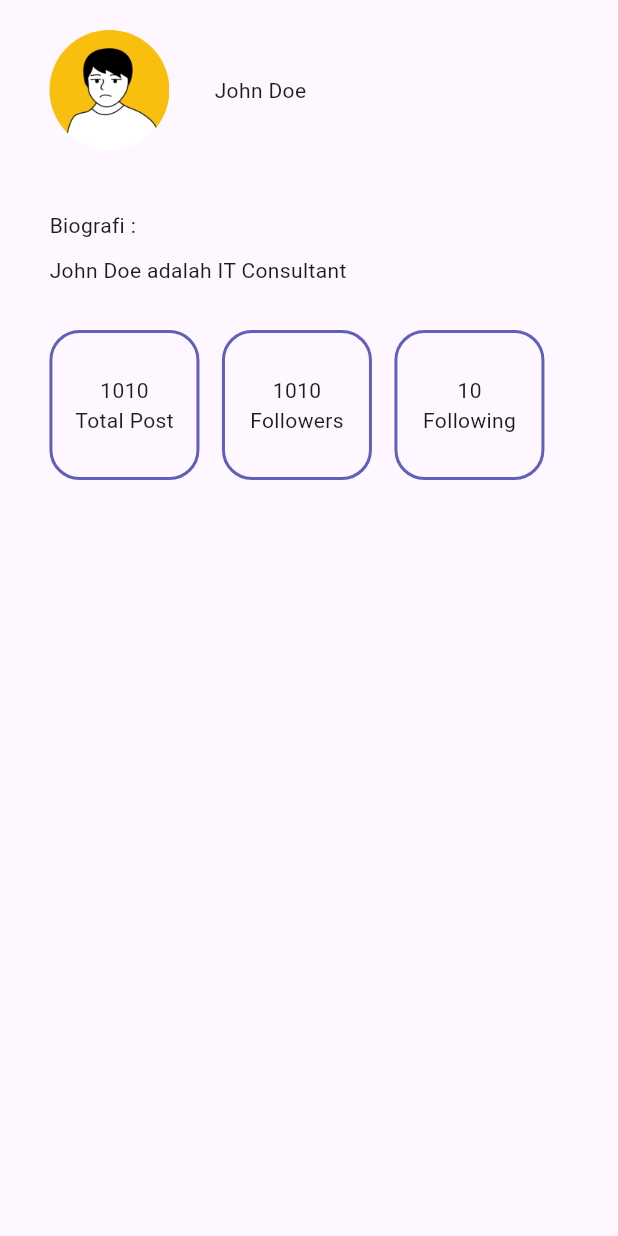
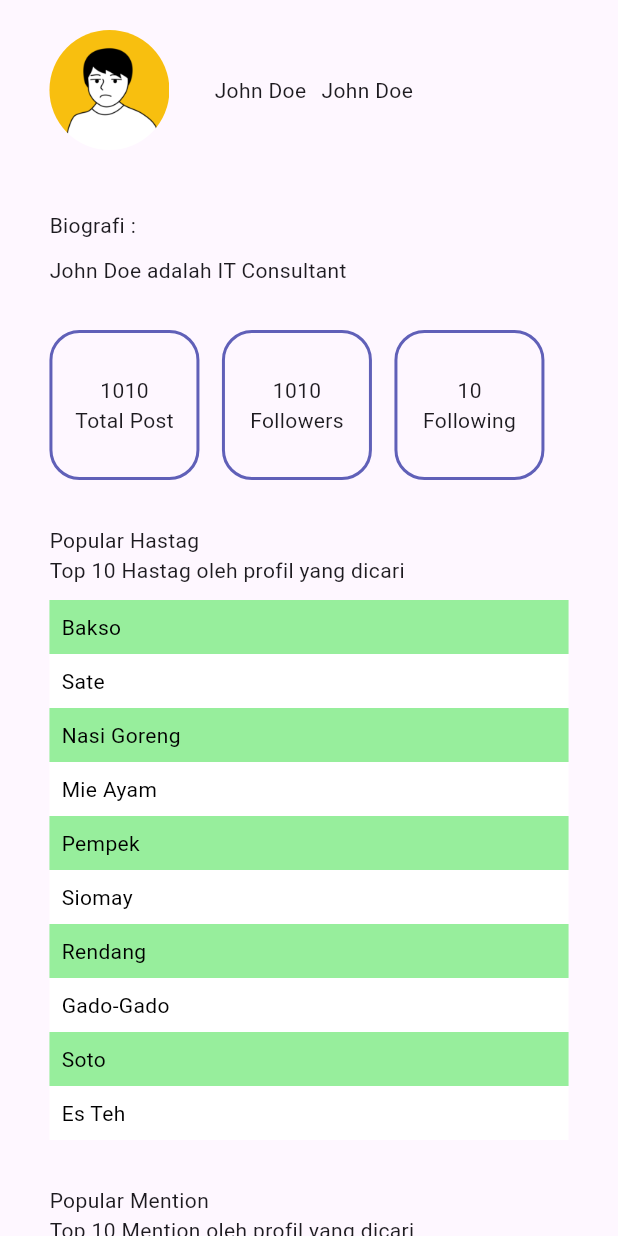
Before and after one commit to Gunzee00/icon-summary-app, a Flutter app: the SlideOne screen opened directly, on a phone screen of 412 x 824 dp. Run offline on Flutter 3.47's test engine with Material 3 defaults, Android fonts, the light colour scheme and no system bars.

Commit message:
adding popular hastga and popular mention table with dummy data

```diff
--- a/lib/styles/localColors.dart
+++ b/lib/styles/localColors.dart
@@ -11,4 +11,13 @@ class LocalColorsStyle{
     },
   );
 
+  static const int _lightGreenValue = 0xFF97EE9C;
+
+  static const MaterialColor lightGreenColor = MaterialColor(
+    _lightGreenValue,
+      <int, Color>{
+      500: Color(LocalColorsStyle. _lightGreenValue),
+    },
+  );
+
 }
--- a/lib/views/screens/account_summary/pages/slideOne/slideOne.dart
+++ b/lib/views/screens/account_summary/pages/slideOne/slideOne.dart
@@ -1,5 +1,7 @@
 import 'package:flutter/material.dart';
 import 'package:icon_sumarry_app/views/screens/account_summary/widget/accountActivitiesWidget.dart';
+import 'package:icon_sumarry_app/views/screens/account_summary/widget/popularHastagWIdget.dart';
+import 'package:icon_sumarry_app/views/screens/account_summary/widget/popularMentionWidget.dart';
 import 'package:icon_sumarry_app/views/screens/account_summary/widget/profileAccountWidget.dart';
 
 class SlideOne extends StatelessWidget {
@@ -16,6 +18,10 @@ class SlideOne extends StatelessWidget {
           ProfileAccount(),
           SizedBox(height: 30),
           AccountActivities(),
+          SizedBox(height: 30),
+          PopularHastag(),
+          SizedBox(height: 30),
+          PopularMention(),
        ],),
       ),
     );
--- /dev/null
+++ b/lib/views/screens/account_summary/widget/popularHastagWIdget.dart
@@ -0,0 +1,63 @@
+import 'package:flutter/material.dart';
+import 'package:icon_sumarry_app/styles/localColors.dart';
+import 'package:icon_sumarry_app/styles/localTextStyle.dart';
+
+class PopularHastag extends StatefulWidget {
+  const PopularHastag({super.key});
+
+  @override
+  State<PopularHastag> createState() => _PopularhastagewidgetState();
+}
+
+class _PopularhastagewidgetState extends State<PopularHastag> {
+  @override
+  Widget build(BuildContext context) {
+    // List sementara hingga data tabel asli telah ada
+    List<String> hashtags = [
+      'Bakso', 'Sate', 'Nasi Goreng', 'Mie Ayam', 'Pempek',
+      'Siomay', 'Rendang', 'Gado-Gado', 'Soto', 'Es Teh'
+    ];
+
+    return Container(
+      child: Column(
+        crossAxisAlignment: CrossAxisAlignment.start,
+        children: [
+          Text(
+            'Popular Hastag',
+              style: LocalTextStyle.textTheme.headlineSmall!.copyWith(
+                color: Colors.black,
+              ),
+          ),
+          Text('Top 10 Hastag oleh profil yang dicari',
+            style: LocalTextStyle.textTheme.bodyMedium!.copyWith(
+              color: Colors.black,
+            ),
+          ),
+          const SizedBox(height: 10,),
+          Table(
+            children: List.generate(hashtags.length, (index) {
+              return TableRow(
+                decoration: BoxDecoration(
+                  color: (index % 2 == 0) ?   LocalColorsStyle.lightGreenColor : Colors.white ,
+                ),
+                children: [
+                  TableCell(
+                    child: Padding(
+                      padding: const EdgeInsets.all(8.0),
+                      child: Text(
+                        hashtags[index],
+                        style: TextStyle(
+                          color: (index % 2 == 0) ? Colors.black : Colors.black,
+                        ),
+                      ),
+                    ),
+                  ),
+                ],
+              );
+            }),
+          ),
+        ],
+      ),
+    );
+  }
+}
--- /dev/null
+++ b/lib/views/screens/account_summary/widget/popularMentionWidget.dart
@@ -0,0 +1,62 @@
+import 'package:flutter/material.dart';
+import 'package:icon_sumarry_app/styles/localColors.dart';
+import 'package:icon_sumarry_app/styles/localTextStyle.dart';
+
+class PopularMention extends StatefulWidget {
+  const PopularMention({super.key});
+
+  @override
+  State<PopularMention> createState() => _PopularMentionState();
+}
+
+class _PopularMentionState extends State<PopularMention> {
+  @override
+  Widget build(BuildContext context) {
+    // List sementara hingga data tabel asli telah ada
+    List<String> hashtags = [
+      'Bakso', 'Sate', 'Nasi Goreng', 'Mie Ayam', 'Pempek',
+      'Siomay', 'Rendang', 'Gado-Gado', 'Soto', 'Es Teh'
+    ];
+    return Container(
+      child: Column(
+        crossAxisAlignment: CrossAxisAlignment.start,
+        children: [
+          Text(
+            'Popular Mention',
+              style: LocalTextStyle.textTheme.headlineSmall!.copyWith(
+                color: Colors.black,
+              ),
+          ),
+          Text('Top 10 Mention oleh profil yang dicari',
+            style: LocalTextStyle.textTheme.bodyMedium!.copyWith(
+              color: Colors.black,
+            ),
+          ),
+          const SizedBox(height: 10,),
+          Table(
+            children: List.generate(hashtags.length, (index) {
+              return TableRow(
+                decoration: BoxDecoration(
+                  color: (index % 2 == 0) ?   LocalColorsStyle.lightGreenColor : Colors.white ,
+                ),
+                children: [
+                  TableCell(
+                    child: Padding(
+                      padding: const EdgeInsets.all(8.0),
+                      child: Text(
+                        hashtags[index],
+                        style: TextStyle(
+                          color: (index % 2 == 0) ? Colors.black : Colors.black,
+                        ),
+                      ),
+                    ),
+                  ),
+                ],
+              );
+            }),
+          ),
+        ],
+      ),
+    );
+  }
+}
--- a/lib/views/screens/account_summary/widget/profileAccountWidget.dart
+++ b/lib/views/screens/account_summary/widget/profileAccountWidget.dart
@@ -26,12 +26,23 @@ class ProfileAccount extends StatelessWidget {
                 ),
               ),
               const SizedBox(width: 30.0),
-              Text(
-                "John Doe",
-                style: LocalTextStyle.textTheme.headlineSmall!.copyWith(
-                  color: Colors.black,
-                ),
-              ),
+              Row(
+                children: [
+                  Text(
+                    "John Doe",
+                    style: LocalTextStyle.textTheme.bodyMedium!.copyWith(
+                      color: Colors.black,
+                    ),
+                  ),
+                  const SizedBox(width: 10),
+                  Text(
+                    "John Doe",
+                    style: LocalTextStyle.textTheme.bodyMedium!.copyWith(
+                      color: Colors.black,
+                    ),
+                  ),
+                ],
+              )
             ],
           ),
           SizedBox(height: 40),
@@ -46,7 +57,7 @@ class ProfileAccount extends StatelessWidget {
                     color: Colors.black,
                   ),
                 ),
-                SizedBox(height: 10),
+                const SizedBox(height: 10),
                 Text(
                   "John Doe adalah IT Consultant",
                   style: LocalTextStyle.textTheme.bodyMedium!.copyWith(
```
